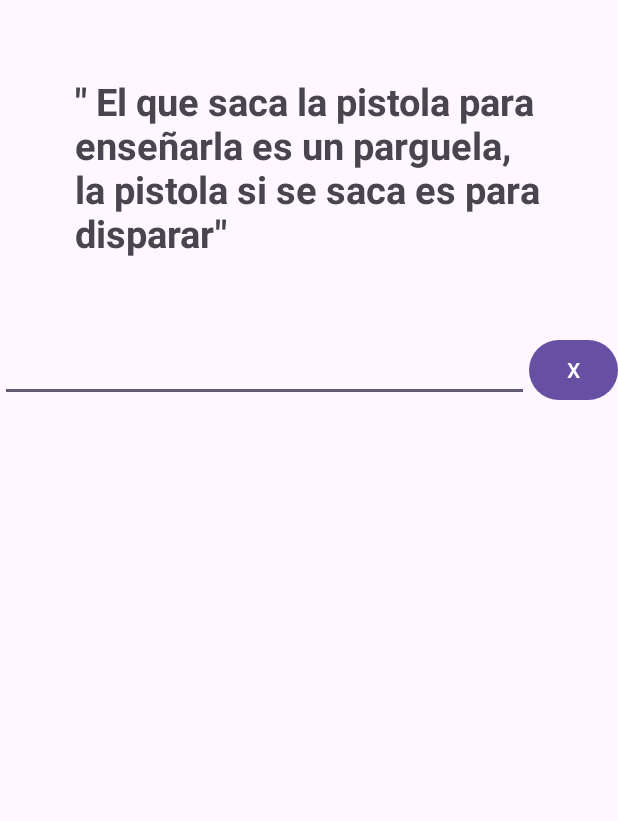
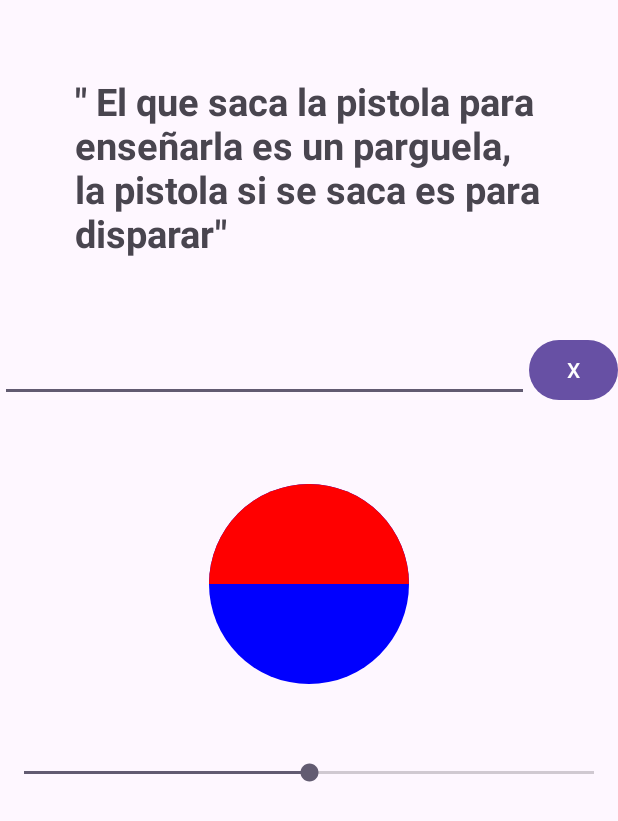
Before and after one commit to mnuelgc/Practica_Filmoteca, an Android app: the screen it shows after launch (PersonalizacionComponentesActivity), after a tap on "Personalización de componentes", on a phone screen of 412 x 824 dp. Shown: the top 821 px of the screen. Run offline under Robolectric (Android 15) with nearby library versions, the phone set to English and light mode, and no system bars.

Commit message:
Grafica done

```diff
--- /dev/null
+++ b/Drawable/app/src/main/java/es/eps/ua/drawable/GrafComp.kt
@@ -0,0 +1,86 @@
+package es.eps.ua.drawable
+
+import android.content.Context
+import android.graphics.Canvas
+import android.graphics.Color
+import android.graphics.Paint
+import android.graphics.Path
+import android.graphics.RectF
+import android.util.AttributeSet
+import android.view.View
+import android.widget.SeekBar
+
+class GrafComp : View {
+    constructor(context: Context?) : super(context) {inicializar(null)}
+    constructor(context: Context?, attrs: AttributeSet?) : super(context, attrs) {inicializar(attrs)}
+    constructor(context: Context?, attrs: AttributeSet?, defStyle: Int ) : super (context, attrs, defStyle) {inicializar(attrs)}
+
+    private var percentage = 0
+
+    private fun inicializar(attrs: AttributeSet?)
+    {
+        if(attrs == null) return
+        val ta = context.obtainStyledAttributes(
+            attrs, R.styleable.Grafica)
+        this.percentage = ta.getInt(R.styleable.Grafica_percentage, 0)
+    }
+
+    override fun onDraw(canvas: Canvas) {
+        val paint = Paint()
+        paint.style = Paint.Style.FILL
+        paint.strokeWidth = 5F
+        paint.color = Color.BLUE
+
+        val paintRed = Paint()
+        paintRed.style = Paint.Style.FILL
+        paintRed.strokeWidth = 5F
+        paintRed.color = Color.RED
+
+        val path = Path()
+        path.moveTo(50F, 130F) // Inicio del path
+        path.lineTo(50F, 60F)
+        path.lineTo(30F, 80F)
+
+
+        var r = DEFAULT_SIZE.toFloat()
+        r =canvas.clipBounds.height().toFloat() /2
+
+
+
+        val oval = RectF()
+
+        val arcExtension : Float = -360F * (percentage.toFloat()/100F)
+
+        oval.set(canvas.clipBounds.width().toFloat()/2 -r, canvas.clipBounds.height().toFloat()/2 -r,
+                canvas.clipBounds.width().toFloat()/2 + r, canvas.clipBounds.height().toFloat()/2 + r)
+
+        canvas!!.drawCircle(canvas.clipBounds.width().toFloat()/2 ,canvas.clipBounds.height().toFloat()/2 , r , paint)
+        canvas!!.drawArc(oval,0F, arcExtension,true, paintRed)
+    }
+
+    override fun onMeasure(widthMeasureSpec: Int, heightMeasureSpec: Int) {
+        val widthMode = MeasureSpec.getMode(widthMeasureSpec)
+        val widthSize = MeasureSpec.getSize(widthMeasureSpec)
+        val heightMode = MeasureSpec.getMode(heightMeasureSpec)
+        val heightSize = MeasureSpec.getSize(heightMeasureSpec)
+        var width: Int = Companion.DEFAULT_SIZE
+        var height: Int = Companion.DEFAULT_SIZE
+        when (widthMode) {
+            MeasureSpec.EXACTLY -> width = widthSize
+            MeasureSpec.AT_MOST -> if (width > widthSize) width = widthSize
+        }
+        when (heightMode) {
+            MeasureSpec.EXACTLY -> height = heightSize
+            MeasureSpec.AT_MOST -> if (height > heightSize) height = heightSize
+        }
+        setMeasuredDimension(width, height)
+    }
+
+    companion object {
+        const val DEFAULT_SIZE = 100
+    }
+    public fun setPercentage(newPercentage: Int){
+        this.percentage = newPercentage
+        invalidate()
+    }
+}
--- a/Drawable/app/src/main/java/es/eps/ua/drawable/MainActivity.kt
+++ b/Drawable/app/src/main/java/es/eps/ua/drawable/MainActivity.kt
@@ -3,7 +3,9 @@ package es.eps.ua.drawable
 import android.content.Intent
 import androidx.appcompat.app.AppCompatActivity
 import android.os.Bundle
+import android.widget.AbsSeekBar
 import android.widget.Button
+import android.widget.SeekBar
 import es.eps.ua.drawable.databinding.ActivityMainBinding
 
 class MainActivity : AppCompatActivity() {
--- a/Drawable/app/src/main/java/es/eps/ua/drawable/PersonalizacionComponentesActivity.kt
+++ b/Drawable/app/src/main/java/es/eps/ua/drawable/PersonalizacionComponentesActivity.kt
@@ -1,11 +1,37 @@
 package es.eps.ua.drawable
 
+import android.os.Bundle
+import android.widget.SeekBar
+import android.widget.SeekBar.OnSeekBarChangeListener
+import android.widget.Toast
 import androidx.appcompat.app.AppCompatActivity
-import android.os.Bundle
+import es.eps.ua.drawable.databinding.ActivityPersonalizacionComponentesBinding
+
 
 class PersonalizacionComponentesActivity : AppCompatActivity() {
+    private lateinit var viewBinding : ActivityPersonalizacionComponentesBinding
+    private lateinit var seekBar: SeekBar
+    private lateinit var grafComp: GrafComp
     override fun onCreate(savedInstanceState: Bundle?) {
+
+
         super.onCreate(savedInstanceState)
-        setContentView(R.layout.activity_personalizacion_componentes)
+        viewBinding = ActivityPersonalizacionComponentesBinding.inflate(layoutInflater)
+        setContentView(viewBinding.root)
+
+        seekBar = viewBinding.seekBar
+        grafComp = viewBinding.grafica
+
+        seekBar.setOnSeekBarChangeListener(object : OnSeekBarChangeListener {
+            override fun onStopTrackingTouch(seekBar: SeekBar) {
+            }
+
+            override fun onStartTrackingTouch(seekBar: SeekBar) {
+            }
+
+            override fun onProgressChanged(seekBar: SeekBar, progress: Int, fromUser: Boolean) {
+                grafComp.setPercentage(seekBar.progress)
+            }
+        })
     }
 }
--- a/Drawable/app/src/main/res/layout/activity_personalizacion_componentes.xml
+++ b/Drawable/app/src/main/res/layout/activity_personalizacion_componentes.xml
@@ -20,6 +20,7 @@
         app:layout_constraintEnd_toEndOf="parent" />
 
     <es.eps.ua.drawable.EdicionBorrable
+        android:id="@+id/edBorrable"
         android:layout_width="match_parent"
         android:layout_height="50dp"
         android:layout_marginTop="50dp"
@@ -27,6 +28,26 @@
         app:layout_constraintStart_toStartOf="parent"
         app:layout_constraintEnd_toEndOf="parent" />
 
+    <es.eps.ua.drawable.GrafComp
+        android:id="@+id/grafica"
+        android:layout_width="match_parent"
+        android:layout_height="200px"
+        app:percentage="50"
+        android:layout_marginTop="50dp"
+        app:layout_constraintTop_toBottomOf ="@id/edBorrable"
+        app:layout_constraintStart_toStartOf="parent"
+        app:layout_constraintEnd_toEndOf="parent" />
+
+    <SeekBar
+        android:id="@+id/seekBar"
+        android:layout_width="match_parent"
+        android:layout_height="wrap_content"
+        android:layout_marginTop="50dp"
+        android:max ="100"
+        android:progress="50"
+        app:layout_constraintTop_toBottomOf ="@id/grafica"
+        app:layout_constraintStart_toStartOf="parent"
+        app:layout_constraintEnd_toEndOf="parent" />
 
 
 
--- /dev/null
+++ b/Drawable/app/src/main/res/values/attrs.xml
@@ -0,0 +1,6 @@
+<?xml version="1.0" encoding="utf-8"?>
+<resources>
+    <declare-styleable name="Grafica">
+        <attr name="percentage" format="integer" />
+    </declare-styleable>
+</resources>
```
